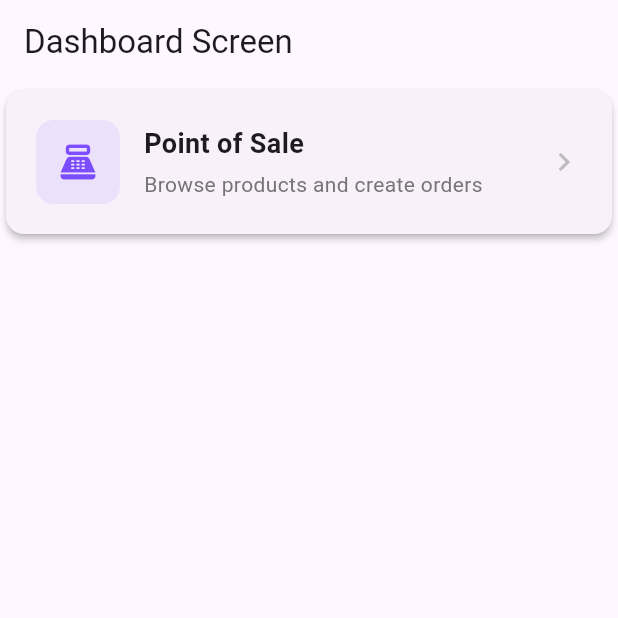
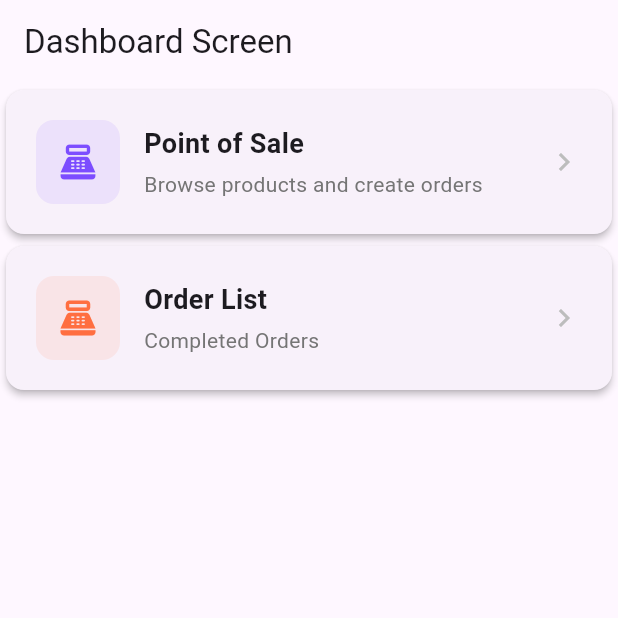
Before and after one commit to jarvis-vision4/pos_sample_app, a Flutter app: the screen it shows after launch, on a phone screen of 412 x 824 dp, the top half of it. Run offline on Flutter 3.47's test engine with Material 3 defaults, Android fonts, the phone set to English and light mode, and no system bars; our stand-ins replace dio, flutter_bloc, get_it, sqflite; accounts and stored records are empty.

Commit message:
Add Pos Screen,Cubit and Fetching Products,Categories Api

```diff
--- a/lib/locator/locator.dart
+++ b/lib/locator/locator.dart
@@ -1,6 +1,7 @@
 import 'package:dio/dio.dart';
 import 'package:get_it/get_it.dart';
 import 'package:pos_sample_app/constants/api_constants.dart';
+import 'package:pos_sample_app/data/services/api_service.dart';
 import 'package:pos_sample_app/data/services/database_service.dart';
 
 Future<void> setUpLocator() async {
@@ -15,4 +16,6 @@ Future<void> setUpLocator() async {
   getIt.registerSingleton<Dio>(dio);
   DatabaseService databaseService=DatabaseService();
   getIt.registerSingleton<DatabaseService>(databaseService);
+  ApiService apiService=ApiService();
+  getIt.registerSingleton<ApiService>(apiService);
 }
--- a/lib/main.dart
+++ b/lib/main.dart
@@ -1,5 +1,8 @@
 import 'package:flutter/material.dart';
+import 'package:flutter_bloc/flutter_bloc.dart';
 import 'package:pos_sample_app/locator/locator.dart';
+import 'package:pos_sample_app/presentation/screens/pos/cubit/pos_cubit.dart';
+import 'package:pos_sample_app/presentation/screens/pos/pos_screen.dart';
 import 'package:pos_sample_app/routes/app_router.dart';
 import 'package:pos_sample_app/routes/app_routes.dart';
 
@@ -15,7 +18,14 @@ class MyApp extends StatelessWidget {
   // This widget is the root of your application.
   @override
   Widget build(BuildContext context) {
-    return MaterialApp(
+    return MultiBlocProvider(
+      providers: [
+        BlocProvider(
+            create: (context) => PosCubit(),
+            child: PosScreen(),
+        ),
+      ],
+      child: MaterialApp(
         title: 'Flutter Demo',
         initialRoute: AppRoutes.dashboard,
         onGenerateRoute: AppRouter.onGenerateRoute,
@@ -23,6 +33,7 @@ class MyApp extends StatelessWidget {
           colorScheme: .fromSeed(seedColor: Colors.deepPurple),
         ),
         debugShowCheckedModeBanner: false,
+      ),
     );
   }
 }
--- a/lib/presentation/screens/dashboard/dashboard_screen.dart
+++ b/lib/presentation/screens/dashboard/dashboard_screen.dart
@@ -8,9 +8,7 @@ class DashboardScreen extends StatelessWidget {
   @override
   Widget build(BuildContext context) {
     return Scaffold(
-      appBar: AppBar(
-        title: Text("Dashboard Screen"),
-      ),
+      appBar: AppBar(title: Text("Dashboard Screen")),
       body: SingleChildScrollView(
         child: Column(
           children: [
@@ -18,7 +16,6 @@ class DashboardScreen extends StatelessWidget {
               elevation: 2,
               child: InkWell(
                 onTap: () {
-              // Handle card tap
                   Navigator.pushNamed(context, AppRoutes.pos);
                 },
                 borderRadius: BorderRadius.circular(12),
@@ -32,7 +29,11 @@ class DashboardScreen extends StatelessWidget {
                           color: Colors.deepPurpleAccent.withValues(alpha: 0.1),
                           borderRadius: BorderRadius.circular(12),
                         ),
-                    child: Icon(Icons.point_of_sale, color: Colors.deepPurpleAccent, size: 28),
+                        child: Icon(
+                          Icons.point_of_sale,
+                          color: Colors.deepPurpleAccent,
+                          size: 28,
+                        ),
                       ),
                       const SizedBox(width: 16),
                       Expanded(
@@ -62,7 +63,59 @@ class DashboardScreen extends StatelessWidget {
                   ),
                 ),
               ),
-        )
+            ),
+            Card(
+              elevation: 2,
+              child: InkWell(
+                onTap: () {
+                  Navigator.pushNamed(context, AppRoutes.orders);
+                },
+                borderRadius: BorderRadius.circular(12),
+                child: Padding(
+                  padding: const EdgeInsets.all(20),
+                  child: Row(
+                    children: [
+                      Container(
+                        padding: const EdgeInsets.all(14),
+                        decoration: BoxDecoration(
+                          color: Colors.deepOrangeAccent.withValues(alpha: 0.1),
+                          borderRadius: BorderRadius.circular(12),
+                        ),
+                        child: Icon(
+                          Icons.point_of_sale,
+                          color: Colors.deepOrangeAccent,
+                          size: 28,
+                        ),
+                      ),
+                      const SizedBox(width: 16),
+                      Expanded(
+                        child: Column(
+                          crossAxisAlignment: CrossAxisAlignment.start,
+                          children: [
+                            Text(
+                              "Order List",
+                              style: const TextStyle(
+                                fontSize: 18,
+                                fontWeight: FontWeight.w600,
+                              ),
+                            ),
+                            const SizedBox(height: 4),
+                            Text(
+                              "Completed Orders",
+                              style: TextStyle(
+                                fontSize: 14,
+                                color: Colors.grey[600],
+                              ),
+                            ),
+                          ],
+                        ),
+                      ),
+                      Icon(Icons.chevron_right, color: Colors.grey[400]),
+                    ],
+                  ),
+                ),
+              ),
+            ),
           ],
         ),
       ),
--- /dev/null
+++ b/lib/presentation/screens/pos/cubit/pos_state.dart
@@ -0,0 +1,48 @@
+import '../../../../data/models/cart_item.dart';
+import '../../../../data/models/product.dart';
+
+class PosState {
+  final List<Product> products;
+  final List<Product> filteredProducts;
+  final List<String> categories;
+  final String? selectedCategory;
+  final List<CartItem> cart;
+  final bool isLoadingProducts;
+  final bool isLoadingCategories;
+  final String? error;
+
+  const PosState({
+    this.products = const [],
+    this.filteredProducts = const [],
+    this.categories = const [],
+    this.selectedCategory,
+    this.cart = const [],
+    this.isLoadingProducts = false,
+    this.isLoadingCategories = false,
+    this.error,
+  });
+  PosState copyWith({
+    List<Product>? products,
+    List<Product>? filteredProducts,
+    List<String>? categories,
+    String? selectedCategory,
+    bool clearCategory = false,
+    List<CartItem>? cart,
+    bool? isLoadingProducts,
+    bool? isLoadingCategories,
+    String? error,
+  }) {
+    return PosState(
+      products: products ?? this.products,
+      filteredProducts: filteredProducts ?? this.filteredProducts,
+      categories: categories ?? this.categories,
+      selectedCategory: clearCategory ? null : (selectedCategory ?? this.selectedCategory),
+      cart: cart ?? this.cart,
+      isLoadingProducts: isLoadingProducts ?? this.isLoadingProducts,
+      isLoadingCategories: isLoadingCategories ?? this.isLoadingCategories,
+      error: error ?? this.error,
+    );
+  }
+
+
+}
--- a/lib/routes/app_router.dart
+++ b/lib/routes/app_router.dart
@@ -1,6 +1,7 @@
 import 'package:flutter/material.dart';
 
 import '../presentation/screens/dashboard/dashboard_screen.dart';
+import '../presentation/screens/pos/pos_screen.dart';
 import 'app_routes.dart';
 
 class AppRouter {
@@ -11,11 +12,11 @@ class AppRouter {
           builder: (_) => const DashboardScreen(),
         );
 
-      // case AppRoutes.pos:
-      //   return MaterialPageRoute(
-      //     builder: (_) => const PosScreen(),
-      //   );
-      //
+      case AppRoutes.pos:
+        return MaterialPageRoute(
+          builder: (_) => const PosScreen(),
+        );
+
       // case AppRoutes.customerSelection:
       //   return MaterialPageRoute(
       //     builder: (_) => const CustomerSelectionScreen(),
--- a/pubspec.yaml
+++ b/pubspec.yaml
@@ -21,7 +21,7 @@ version: 1.0.0+1
 environment:
   sdk: ^3.12.2
 
-# Dependencies specify other packages that your package needs in order to work.
+# Dependencies specify other packages that your package needs in order_list to work.
 # To automatically upgrade your package dependencies to the latest versions
 # consider running `flutter pub upgrade --major-versions`. Alternatively,
 # dependencies can be manually updated by changing the version numbers below to
```
Also changed, not shown: lib/data/models/cart_item.dart (added, +17 -0 lines), lib/data/services/api_service.dart (+22 -0 lines), lib/presentation/screens/dashboard/cubit/dashboard_state.dart (+8 -4 lines), lib/presentation/screens/pos/cubit/pos_cubit.dart (added, +39 -0 lines), lib/presentation/screens/pos/pos_screen.dart (added, +104 -0 lines), lib/presentation/screens/pos/widgets/category_filter.dart (added, +10 -0 lines). Lines whose indentation alone changed are shown as unchanged.
